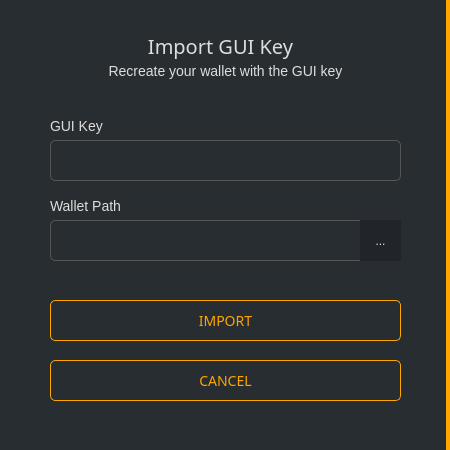
Above: src/gui/ui/importguikeydialog.ui from ConcealNetwork/conceal-desktop before the change. Below: the same form after it.
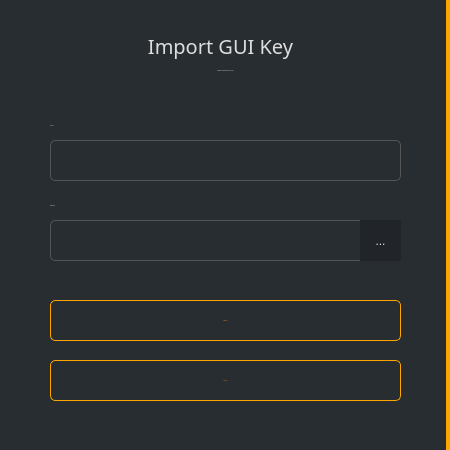
That is the form after the change.

Commit message: Remove fonts and font sizes in preparation for changing them programmatically

```diff
--- a/src/gui/ui/importguikeydialog.ui
+++ b/src/gui/ui/importguikeydialog.ui
@@ -83,7 +83,7 @@
        </font>
       </property>
       <property name="styleSheet">
-       <string notr="true">color: #ddd;border-right: 0px;font-size: 14px;</string>
+       <string notr="true">color: #ddd;border-right: 0px;</string>
       </property>
       <property name="text">
        <string>GUI Key</string>
@@ -129,7 +129,7 @@
        </font>
       </property>
       <property name="styleSheet">
-       <string notr="true">color: #ddd;border-right: 0px;font-size: 14px;</string>
+       <string notr="true">color: #ddd;border-right: 0px;</string>
       </property>
       <property name="text">
        <string>Wallet Path</string>
@@ -206,8 +206,8 @@
 {
     color: orange; ;
     border: 1px solid orange;
-    font-size: 14px;
-    border-radius: 5px; font-family: 'Poppins';
+    
+    border-radius: 5px; 
 }
 
 QPushButton#m_okButton:hover
@@ -249,8 +249,8 @@
 {
     color: orange; ;
     border: 1px solid orange;
-    font-size: 14px;
-    border-radius: 5px; font-family: 'Poppins';
+    
+    border-radius: 5px; 
 }
 
 QPushButton#m_cancelButton:hover
@@ -281,7 +281,7 @@
        </font>
       </property>
       <property name="styleSheet">
-       <string notr="true">color: #ddd;border-right: 0px;font-size: 14px;</string>
+       <string notr="true">color: #ddd;border-right: 0px;</string>
       </property>
       <property name="text">
        <string>Recreate your wallet with the GUI key</string>
```
Left out of the diff: 12 changed lines with no effect on the pictures. The commit also changes 16 other files.
